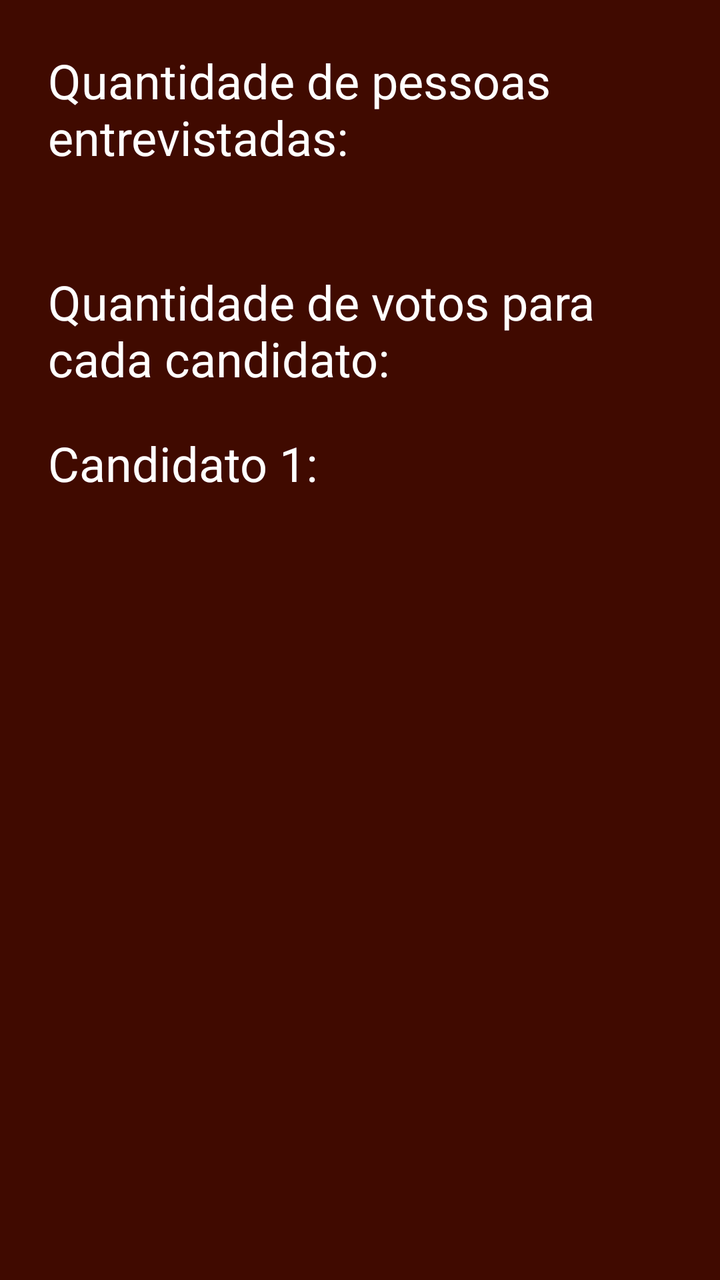
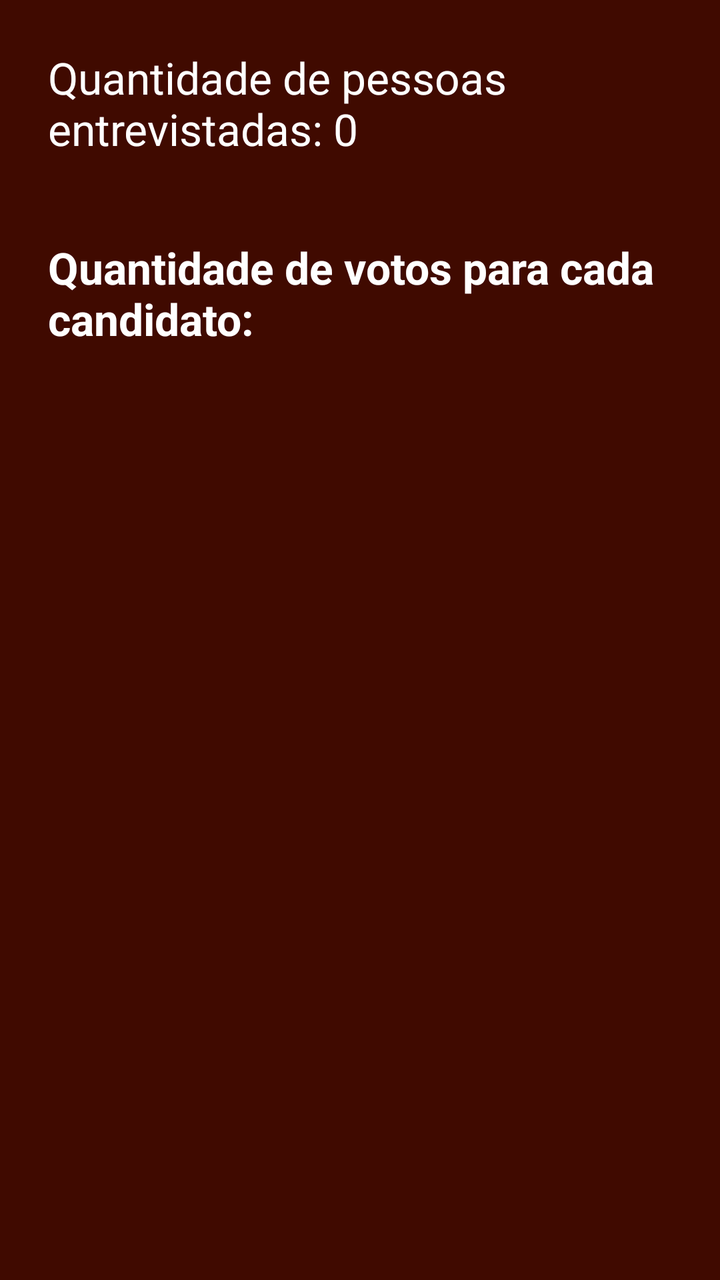

Screens rendered from an Android XML layout before and after an edit, with the pre-edit source and the edit as a unified diff.
<!-- AndroidManifest.xml: application theme Theme.SistemaEleicaoP1 -->
<!-- res/layout/activity_resultado.xml -->
<?xml version="1.0" encoding="utf-8"?>
<LinearLayout xmlns:android="http://schemas.android.com/apk/res/android"
    xmlns:tools="http://schemas.android.com/tools"
    android:id="@+id/main"
    android:layout_width="match_parent"
    android:layout_height="match_parent"
    android:background="#400A00"
    android:gravity="center_horizontal"
    android:orientation="vertical"
    android:padding="24dp"
    tools:context=".Resultado">

    <TextView
        android:id="@+id/textView5"
        android:layout_width="match_parent"
        android:layout_height="wrap_content"
        android:text="Quantidade de pessoas entrevistadas:"
        android:textColor="#FFFFFF"
        android:textSize="24sp" />

    <TextView
        android:id="@+id/textView6"
        android:layout_width="match_parent"
        android:layout_height="wrap_content"
        android:text="Quantidade de votos para cada candidato:"
        android:textColor="#FFFFFF"
        android:textSize="24sp"
        android:layout_marginTop="50dp"
        android:layout_marginBottom="20dp"/>

    <TextView
        android:id="@+id/textView7"
        android:layout_width="match_parent"
        android:layout_height="wrap_content"
        android:text="Candidato 1:"
        android:textColor="#FFFFFF"
        android:textSize="24sp"
        android:layout_marginBottom="20dp"/>
</LinearLayout>
<!-- resources referenced by this layout -->
<resources>
  <style name="Theme.SistemaEleicaoP1" parent="Base.Theme.SistemaEleicaoP1" />
  <style name="Base.Theme.SistemaEleicaoP1" parent="Theme.Material3.DayNight.NoActionBar">
          
          
      </style>
</resources>

<!-- the commit's change to res/layout/activity_resultado.xml (unified diff, before → after) -->
@@ -11,29 +11,35 @@
     tools:context=".Resultado">
 
     <TextView
-        android:id="@+id/textView5"
+        android:id="@+id/tvTotalEntrevistados"
         android:layout_width="match_parent"
         android:layout_height="wrap_content"
-        android:text="Quantidade de pessoas entrevistadas:"
+        android:text="Quantidade de pessoas entrevistadas: 0"
         android:textColor="#FFFFFF"
-        android:textSize="24sp" />
+        android:textSize="22sp" />
 
     <TextView
-        android:id="@+id/textView6"
         android:layout_width="match_parent"
         android:layout_height="wrap_content"
+        android:layout_marginTop="40dp"
+        android:layout_marginBottom="20dp"
         android:text="Quantidade de votos para cada candidato:"
         android:textColor="#FFFFFF"
-        android:textSize="24sp"
-        android:layout_marginTop="50dp"
-        android:layout_marginBottom="20dp"/>
+        android:textSize="22sp"
+        android:textStyle="bold"/>
 
-    <TextView
-        android:id="@+id/textView7"
+    
+    <ScrollView
         android:layout_width="match_parent"
-        android:layout_height="wrap_content"
-        android:text="Candidato 1:"
-        android:textColor="#FFFFFF"
-        android:textSize="24sp"
-        android:layout_marginBottom="20dp"/>
+        android:layout_height="match_parent">
+
+        
+        <LinearLayout
+            android:id="@+id/containerResultados"
+            android:layout_width="match_parent"
+            android:layout_height="wrap_content"
+            android:orientation="vertical" />
+
+    </ScrollView>
+
 </LinearLayout>
